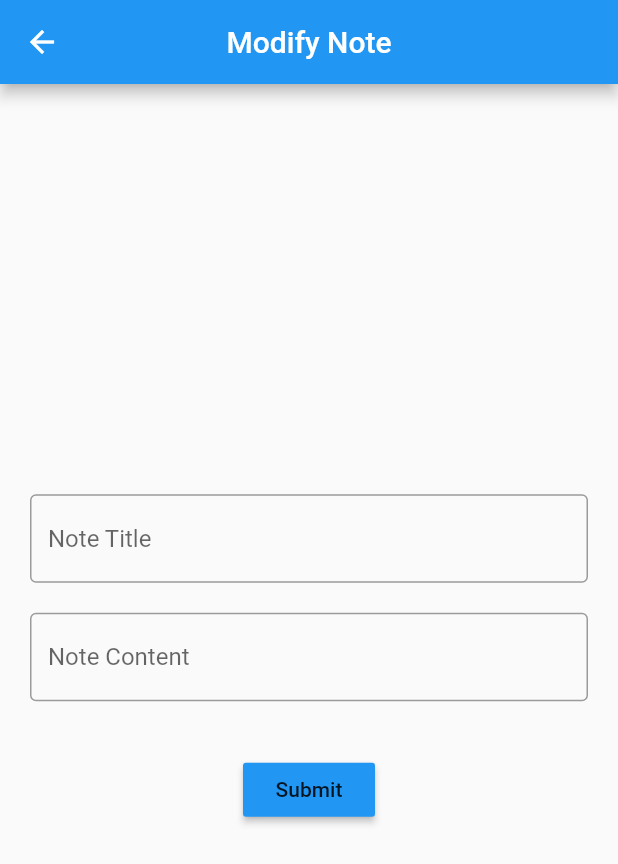
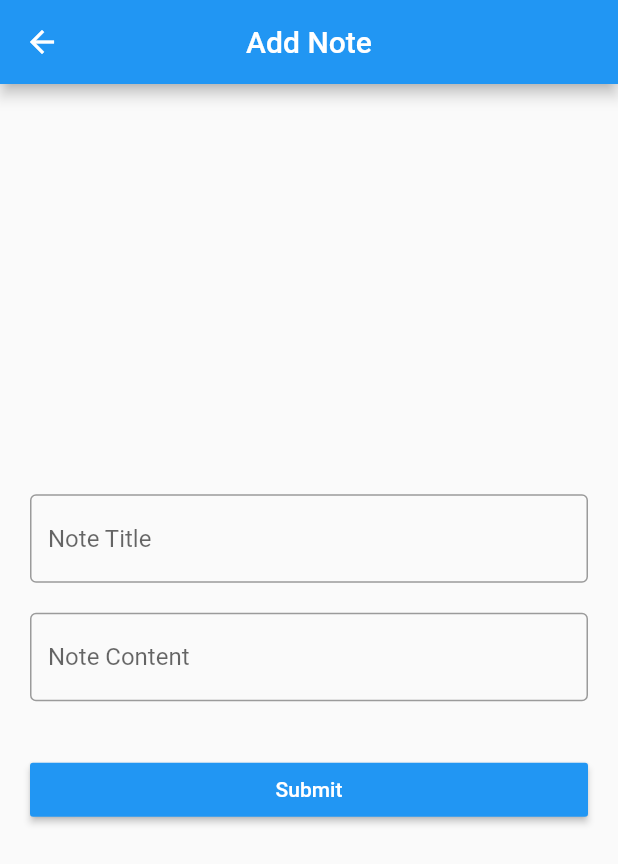
Before and after one commit to harshgupta80700/NotesKeeperApp, a Flutter app: the screen it shows after launch, after a tap on the "add" icon, on a phone screen of 412 x 824 dp. Shown: the top 864 px of the screen. Run offline on Flutter 3.47's test engine with Material 2 defaults, Android fonts, the phone set to English and light mode, and no system bars.

Commit message:
update and create note made

```diff
--- a/lib/main.dart
+++ b/lib/main.dart
@@ -1,5 +1,7 @@
 import 'package:flutter/material.dart';
-import 'package:notes_app/routes/routes.dart';
+// import 'package:notes_app/routes/routes.dart';
+import 'package:notes_app/routes/routesgenerator.dart';
+import 'package:notes_app/views/NoteList.dart';
 
 void main (){
   runApp(MyApp());
@@ -10,8 +12,10 @@ class MyApp extends StatelessWidget {
   Widget build(BuildContext context) {
     return MaterialApp(
       debugShowCheckedModeBanner: false,
-      routes: routes,
-      initialRoute: "/",
+      // routes: routes,
+      // initialRoute: "/",
+      //onGenerateRoute: RouteGenerator.generateRoute,
+      home: NoteList(),
     );
   }
 }
--- a/lib/utils/Style.dart
+++ b/lib/utils/Style.dart
@@ -1 +1 @@
-import 'package:flutter/material.dart';
+// import 'package:flutter/material.dart';
--- a/lib/views/NoteList.dart
+++ b/lib/views/NoteList.dart
@@ -1,5 +1,6 @@
 import 'package:flutter/material.dart';
 import 'package:notes_app/models/note_for_listing.dart';
+import 'package:notes_app/views/note_modify.dart';
 
 
 
@@ -50,7 +51,8 @@ class _NoteListState extends State<NoteList> {
       ),
       floatingActionButton: FloatingActionButton(
           onPressed: (){
-            Navigator.pushNamed(context, '/NoteModify');
+            // Navigator.pushNamed(context, '/NoteModify');
+            Navigator.push(context,MaterialPageRoute(builder: (_)=>NoteModify()));
           },
           child: Icon(Icons.add),
       ),
@@ -60,6 +62,10 @@ class _NoteListState extends State<NoteList> {
             return ListTile(
               title: Text(notes[index].noteTitle,style: TextStyle(color: Theme.of(context).primaryColor),),
               subtitle: Text("Last edited on ${formatDateTime(notes[index].lastEditedDateTime)}"),
+              onTap: (){
+                // Navigator.pushNamed(context, '/NoteModify',arguments: notes[index].noteId);
+                Navigator.push(context,MaterialPageRoute(builder: (_)=>NoteModify(noteId: notes[index].noteId,)));
+              },
             );
           },
           separatorBuilder: (_,__) => Divider(height: 0,indent: 20,endIndent: 20,color: Theme.of(context).primaryColor,),
--- a/lib/views/note_modify.dart
+++ b/lib/views/note_modify.dart
@@ -1,11 +1,17 @@
 import 'package:flutter/material.dart';
 
 class NoteModify extends StatelessWidget {
+
+  final String noteId;
+  NoteModify({this.noteId});
+
+  bool get isEditing => noteId!=null;
+
   @override
   Widget build(BuildContext context) {
     return Scaffold(
       appBar: AppBar(
-        title: Text("Modify Note"),
+        title: Text(isEditing?"Modify Note":"Add Note"),
         centerTitle: true,
       ),
 
@@ -28,12 +34,20 @@ class NoteModify extends StatelessWidget {
               ),
             ),
             SizedBox(height: 35,),
-            RaisedButton(
-              onPressed: (){
-                Navigator.pop(context);
-              },
-              color: Theme.of(context).primaryColor,
-              child: Text("Submit"),
+            SizedBox(
+              width: double.infinity,
+              child: RaisedButton(
+                onPressed: (){
+                  if(isEditing){
+                    //update note in API
+                  }else{
+                    //create note in API
+                  }
+                  Navigator.pop(context);
+                },
+                color: Theme.of(context).primaryColor,
+                child: Text("Submit",style: TextStyle(color: Colors.white),),
+              ),
             )
           ],
         ),
```
Also changed, not shown: lib/routes/routesgenerator.dart (added, +36 -0 lines).
